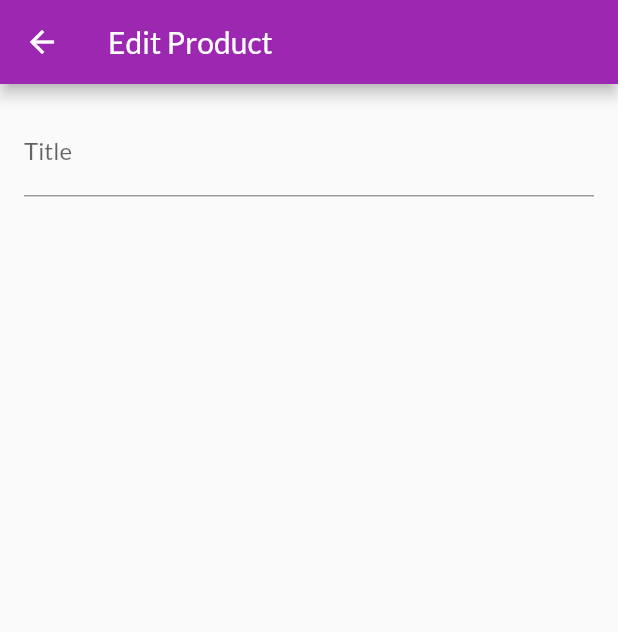
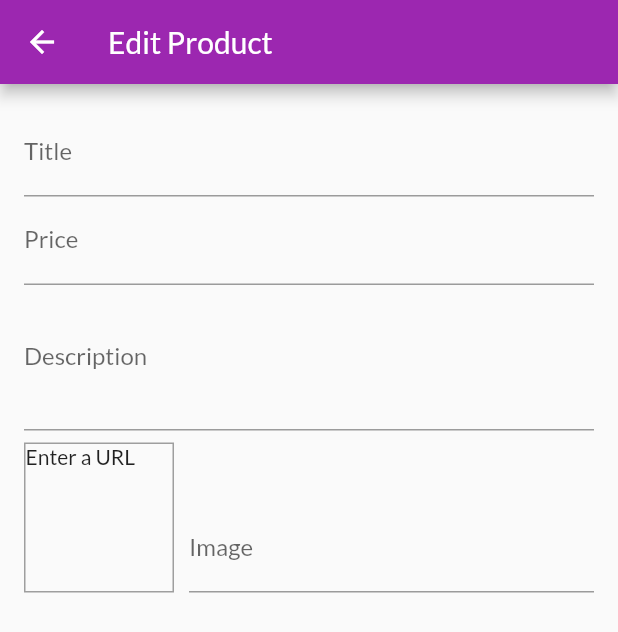
Before and after one commit to fiixed/shopping-app-prototype, a Flutter app: the EditProductScreen screen opened by its route, on a phone screen of 412 x 824 dp. Shown: the top 632 px of the screen. Run offline on Flutter 3.47's test engine with Material 2 defaults, Android fonts, the phone set to English and light mode, and no system bars; network calls fail.

Commit message:
finish edit product page inputs

```diff
--- a/lib/screens/edit_product_screen.dart
+++ b/lib/screens/edit_product_screen.dart
@@ -10,6 +10,36 @@ class EditProductScreen extends StatefulWidget {
 }
 
 class _EditProductScreenState extends State<EditProductScreen> {
+  final _priceFocusNode = FocusNode();
+  final _descriptionFocusNode = FocusNode();
+  final _imageUrlController = TextEditingController();
+  final _imageUrlFocusNode = FocusNode();
+
+  @override
+  void initState() {
+    super.initState();
+    _imageUrlFocusNode.addListener(_updateImageUrl);
+  }
+
+  @override
+  void dispose() {
+    super.dispose();
+    _imageUrlFocusNode.removeListener(_updateImageUrl);
+    _priceFocusNode.dispose();
+    _descriptionFocusNode.dispose();
+    _imageUrlController.dispose();
+    _imageUrlFocusNode.dispose();
+
+  }
+
+  void _updateImageUrl() {
+    if (!_imageUrlFocusNode.hasFocus) {
+      setState(() {
+
+      });
+    }
+  }
+
   @override
   Widget build(BuildContext context) {
     return Scaffold(
@@ -24,6 +54,57 @@ class _EditProductScreenState extends State<EditProductScreen> {
               TextFormField(
                 decoration: InputDecoration(labelText: 'Title'),
                 textInputAction: TextInputAction.next,
+                onFieldSubmitted: (_) {
+                  FocusScope.of(context).requestFocus(_priceFocusNode);
+                },
+              ),
+              TextFormField(
+                decoration: InputDecoration(labelText: 'Price'),
+                textInputAction: TextInputAction.next,
+                keyboardType: TextInputType.number,
+                focusNode: _priceFocusNode,
+                onFieldSubmitted: (_) {
+                  FocusScope.of(context).requestFocus(_descriptionFocusNode);
+                },
+              ),
+              TextFormField(
+                decoration: InputDecoration(labelText: 'Description'),
+                maxLines: 3,
+                keyboardType: TextInputType.multiline,
+                focusNode: _descriptionFocusNode,
+              ),
+              Row(
+                crossAxisAlignment: CrossAxisAlignment.end,
+                children: <Widget>[
+                  Container(
+                    width: 100,
+                    height: 100,
+                    margin: EdgeInsets.only(
+                      top: 8,
+                      right: 10,
+                    ),
+                    decoration: BoxDecoration(
+                      border: Border.all(width: 1, color: Colors.grey),
+                    ),
+                    child: _imageUrlController.text.isEmpty
+                        ? Text('Enter a URL')
+                        : FittedBox(
+                            child: Image.network(
+                              _imageUrlController.text,
+                              fit: BoxFit.cover,
+                            ),
+                          ),
+                  ),
+                  Expanded(
+                    child: TextFormField(
+                      decoration: InputDecoration(labelText: 'Image'),
+                      keyboardType: TextInputType.url,
+                      textInputAction: TextInputAction.done,
+                      controller: _imageUrlController,
+                      focusNode: _imageUrlFocusNode,
+                    ),
+                  ),
+                ],
               ),
             ],
           ),
```
